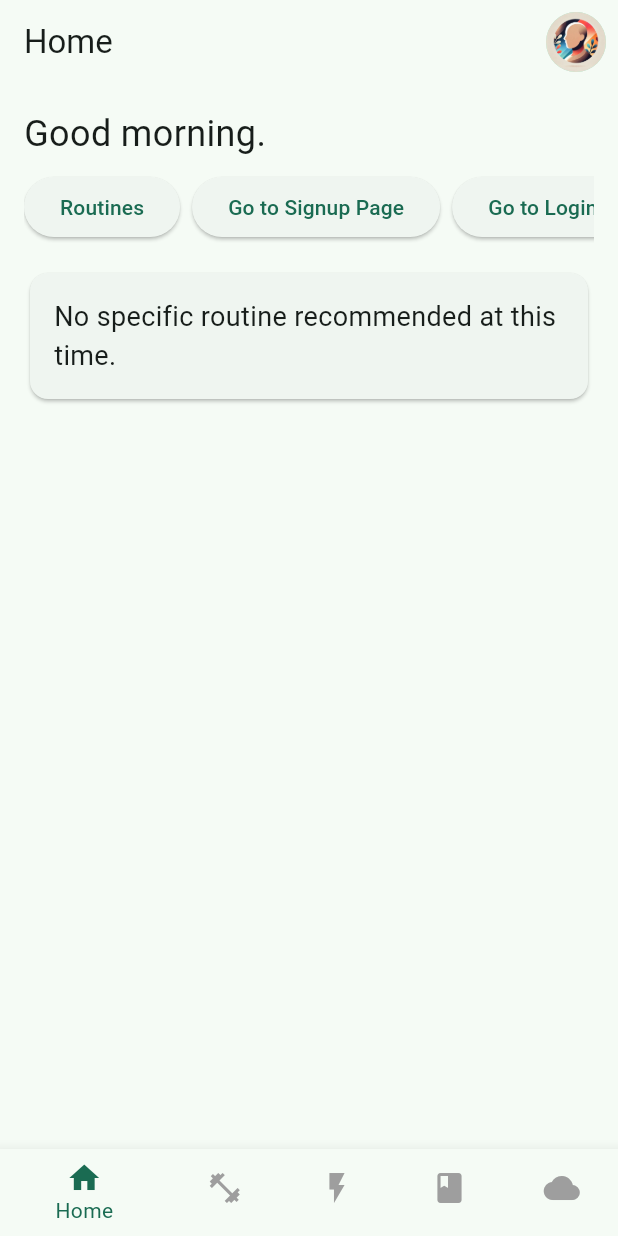
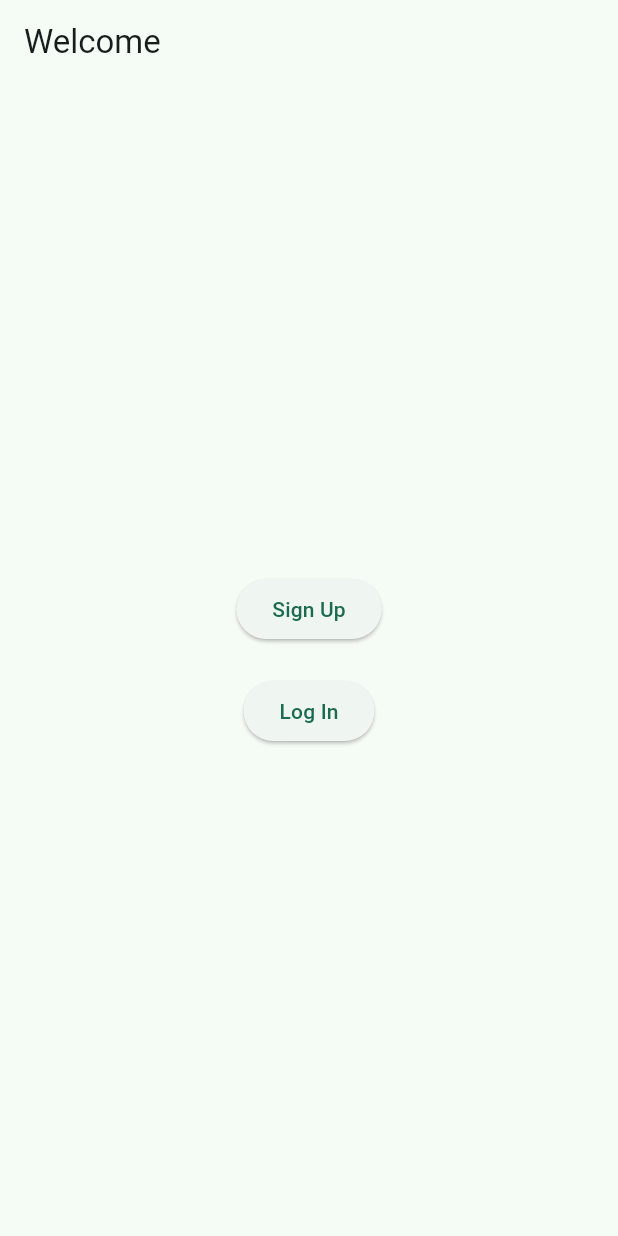
Before and after one commit to O662/w_o_app, a Flutter app: the screen it shows after launch, on a phone screen of 412 x 824 dp. Run offline on Flutter 3.47's test engine with Material 3 defaults, Android fonts, the phone set to English and light mode, and no system bars; our stand-ins replace firebase_auth, firebase_core, flutter_colorpicker, geolocator, image_picker, shared_preferences; accounts and stored records are empty.

Commit message:
Added Login and Sign up capibilities

```diff
--- a/lib/home_components/quick_action_row.dart
+++ b/lib/home_components/quick_action_row.dart
@@ -1,7 +1,7 @@
 import 'package:flutter/material.dart';
 import 'package:w_o/routine_selection.dart';
-import 'package:w_o/pages/signup_page.dart';
-import 'package:w_o/pages/login_page.dart';
+import 'package:w_o/starting_pages/signup_page.dart';
+import 'package:w_o/starting_pages/login_page.dart';
 
 class QuickActionRow extends StatelessWidget {
   const QuickActionRow({super.key});
--- a/lib/main.dart
+++ b/lib/main.dart
@@ -1,6 +1,9 @@
 import 'package:firebase_core/firebase_core.dart';
 import 'package:flutter/material.dart';
 import 'package:w_o/firebase_options.dart';
+import 'starting_pages/login_page.dart'; // Import LoginPage
+import 'starting_pages/signup_page.dart'; // Import SignUpPage
+import 'starting_pages/welcome_page.dart'; // Import WelcomePage
 import 'impulse.dart'; // Import ImpulsePage
 import 'study.dart'; // Import StudyPage
 import 'routine_selection.dart'; // Import RoutineSelectionPage
@@ -12,7 +15,6 @@ import 'package:shared_preferences/shared_preferences.dart';
 import 'dart:io';
 import 'weather_service.dart';
 import 'package:geolocator/geolocator.dart';
-import 'package:w_o/pages/signup_page.dart'; // Import the SignUpPage
 
 Future<void> main() async {
   WidgetsFlutterBinding.ensureInitialized();
@@ -33,7 +35,13 @@ class MyApp extends StatelessWidget {
             seedColor: const Color.fromARGB(255, 58, 183, 143)),
         useMaterial3: true,
       ),
-      home: const MyHomePage(),
+      initialRoute: '/', // Set initial route to welcome page
+      routes: {
+        '/': (context) => WelcomePage(),
+        '/login': (context) => LoginPage(),
+        '/signup': (context) => SignUpPage(),
+        '/home': (context) => MyHomePage(),
+      },
       debugShowCheckedModeBanner: false, // Remove the debug banner
     );
   }
--- /dev/null
+++ b/lib/starting_pages/welcome_page.dart
@@ -0,0 +1,40 @@
+import 'package:flutter/material.dart';
+import 'signup_page.dart';
+import 'login_page.dart';
+
+class WelcomePage extends StatelessWidget {
+  @override
+  Widget build(BuildContext context) {
+    return Scaffold(
+      appBar: AppBar(
+        title: Text('Welcome'),
+      ),
+      body: Center(
+        child: Column(
+          mainAxisAlignment: MainAxisAlignment.center,
+          children: [
+            ElevatedButton(
+              onPressed: () {
+                Navigator.push(
+                  context,
+                  MaterialPageRoute(builder: (context) => SignUpPage()),
+                );
+              },
+              child: Text('Sign Up'),
+            ),
+            SizedBox(height: 20),
+            ElevatedButton(
+              onPressed: () {
+                Navigator.push(
+                  context,
+                  MaterialPageRoute(builder: (context) => LoginPage()),
+                );
+              },
+              child: Text('Log In'),
+            ),
+          ],
+        ),
+      ),
+    );
+  }
+}
```
Also changed, not shown: lib/login_page.dart (deleted, +0 -74 lines), lib/pages/signup_page.dart (deleted, +0 -76 lines), lib/services/auth_service.dart (+9 -2 lines), lib/starting_pages/login_page.dart (renamed from lib/pages/login_page.dart, +6 -1 lines), lib/starting_pages/signup_page.dart (added, +151 -0 lines).
